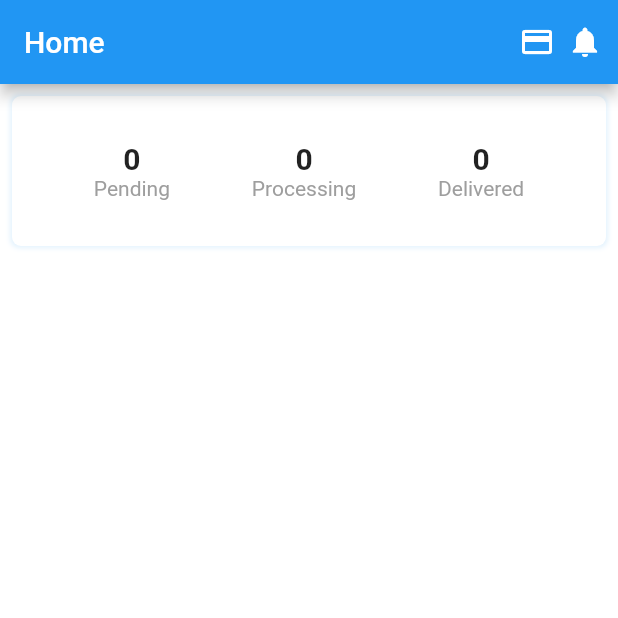
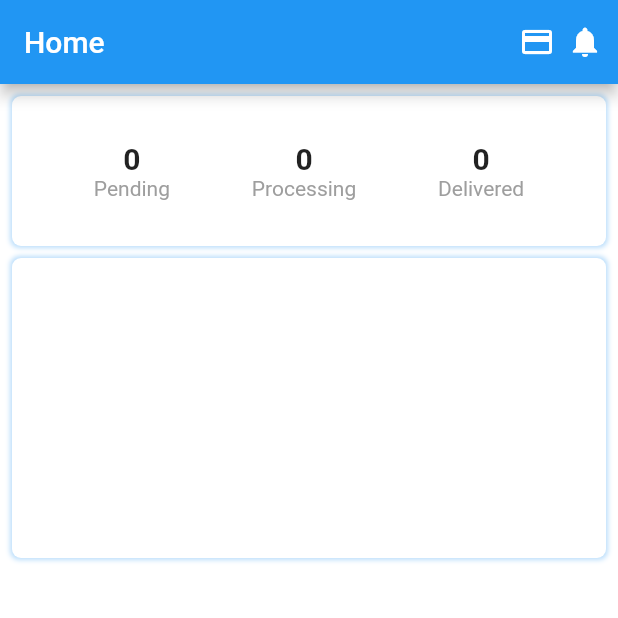
Before and after one commit to WNIA/flutter_ecommerce_app, a Flutter app: the HomePageItems screen opened directly, on a phone screen of 412 x 824 dp, the top half of it. Run offline on Flutter 3.47's test engine with Material 2 defaults, Android fonts, the light colour scheme and no system bars; our stand-ins replace charts_flutter, geocoding, geolocator, google_maps_flutter, permission_handler, shared_preferences; accounts and stored records are empty.

Commit message:
chart_ongoing

```diff
--- a/lib/widgets/home_page_items.dart
+++ b/lib/widgets/home_page_items.dart
@@ -15,43 +15,66 @@ class _HomePageItemsState extends State<HomePageItems> {
       appBar: appBarMain(context, "Home"),
       body: Padding(
         padding: const EdgeInsets.all(8),
-        child: Container(
+        child: SingleChildScrollView(
+          child: Column(
+            children: [
+              Container(
                 height: 100,
-            decoration: BoxDecoration(
-                color: Colors.white,
-                borderRadius: BorderRadius.circular(6),
-                boxShadow: [
-                  BoxShadow(color: Colors.blue[50], blurRadius: 2, spreadRadius: 1)
-                ]
-            ),
+                decoration: boxDeco(),
                 child: Row(
                   mainAxisAlignment: MainAxisAlignment.spaceEvenly,
                   children: [
                     Column(
                       mainAxisAlignment: MainAxisAlignment.center,
                       children: [
-                  Text('${Constants.numOfPendingOrders}', style: TextStyle(fontWeight: FontWeight.bold, fontSize: 20)),
+                        Text('${Constants.numOfPendingOrders}',
+                            style: orderSummaryTextStyle()),
                         Text('Pending', style: TextStyle(color: Colors.grey)),
                       ],
                     ),
                     Column(
                       mainAxisAlignment: MainAxisAlignment.center,
                       children: [
-                  Text('${Constants.numOfProcessing}', style: TextStyle(fontWeight: FontWeight.bold, fontSize: 20)),
-                  Text('Processing', style: TextStyle(color: Colors.grey)),
+                        Text('${Constants.numOfProcessing}',
+                            style: orderSummaryTextStyle()),
+                        Text('Processing',
+                            style: TextStyle(color: Colors.grey)),
                       ],
                     ),
                     Column(
                       mainAxisAlignment: MainAxisAlignment.center,
                       children: [
-                  Text('${Constants.numOfDelivered}', style: TextStyle(fontWeight: FontWeight.bold, fontSize: 20)),
+                        Text('${Constants.numOfDelivered}',
+                            style: orderSummaryTextStyle()),
                         Text('Delivered', style: TextStyle(color: Colors.grey)),
                       ],
                     ),
                   ],
                 ),
               ),
+              SizedBox(height: 8),
+              Container(
+                height: 200,
+                decoration: boxDeco(),
+              )
+            ],
+          ),
+        ),
       ),
     );
   }
+
+  TextStyle orderSummaryTextStyle() {
+    return TextStyle(
+                              fontWeight: FontWeight.bold, fontSize: 20);
   }
+
+  BoxDecoration boxDeco() {
+    return BoxDecoration(
+        color: Colors.white,
+        borderRadius: BorderRadius.circular(6),
+        boxShadow: [
+          BoxShadow(color: Colors.blue[100], blurRadius: 2, spreadRadius: 1)
+        ]);
+  }
+}
```
Also changed, not shown: lib/models/last_five_sales_model.dart (added, +10 -0 lines), lib/utils/last_five_sales_chart_data.dart (added, +31 -0 lines). Lines whose indentation alone changed are shown as unchanged.
